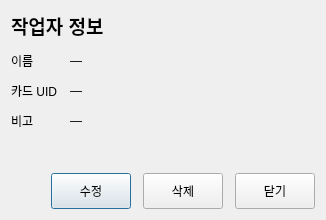
First picture: the form in soy-pc/ui/worker_info_dialog.ui, repository woolimi/soy-factory, before the edit.
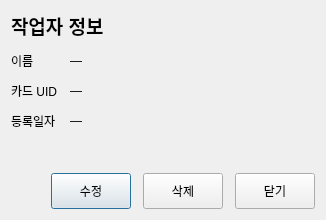
Second picture: the form after the edit.

What changed in the file:
```diff
--- a/soy-pc/ui/worker_info_dialog.ui
+++ b/soy-pc/ui/worker_info_dialog.ui
@@ -71,7 +71,7 @@
      <item row="2" column="0">
       <widget class="QLabel" name="label_note_caption">
        <property name="text">
-        <string>비고</string>
+        <string>등록일자</string>
        </property>
       </widget>
      </item>
```
